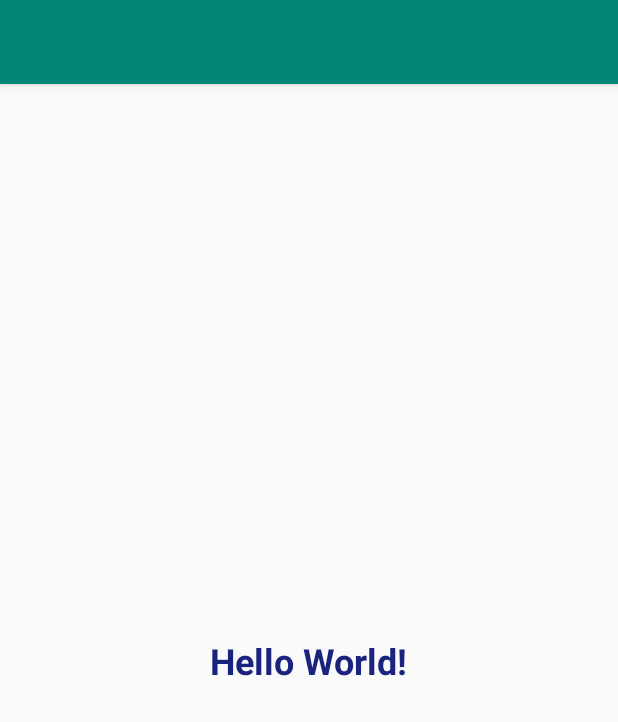
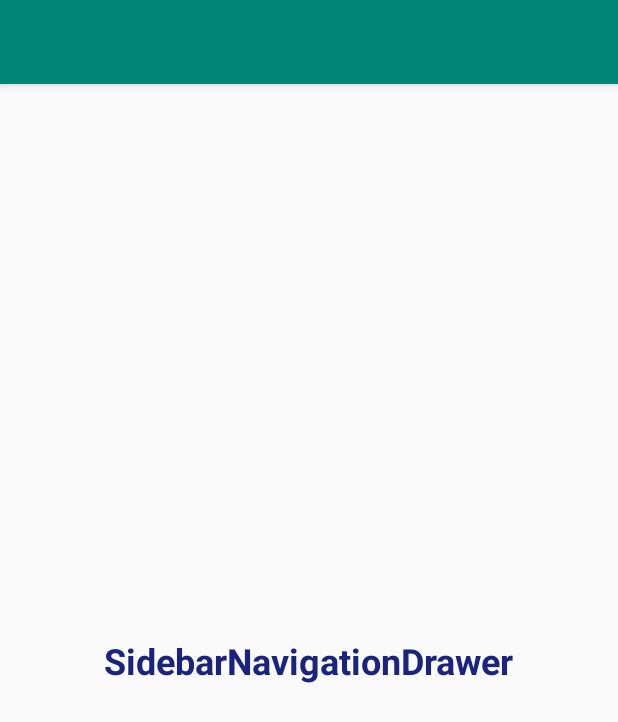
Before and after one commit to HTC77/android-examples, an Android app: the screen it shows after launch (MainActivity), on a phone screen of 412 x 824 dp. Shown: the top 722 px of the screen. Run offline under Robolectric (Android 15) with nearby library versions, the light colour scheme and no system bars.

```diff
--- a/app/src/main/res/layout/activity_main.xml
+++ b/app/src/main/res/layout/activity_main.xml
@@ -9,7 +9,7 @@
     <TextView
         android:layout_width="wrap_content"
         android:layout_height="wrap_content"
-        android:text="Hello World!"
+        android:text="SidebarNavigationDrawer"
         android:textColor="#1A237E"
         android:textSize="24sp"
         android:textStyle="bold"
```
